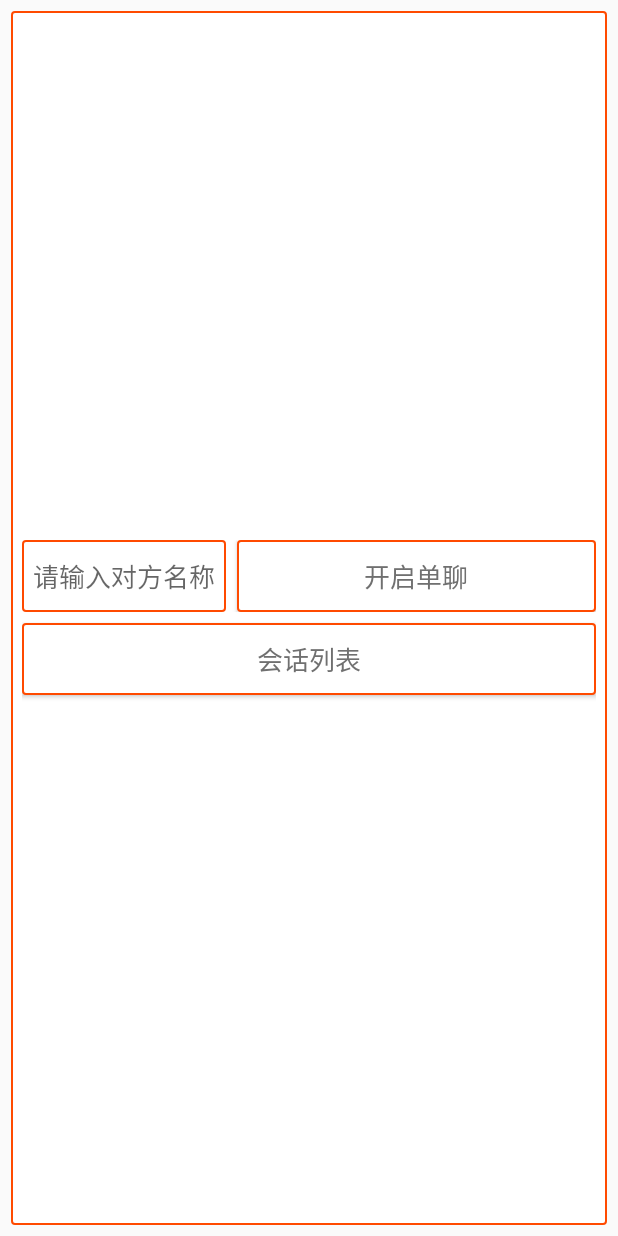
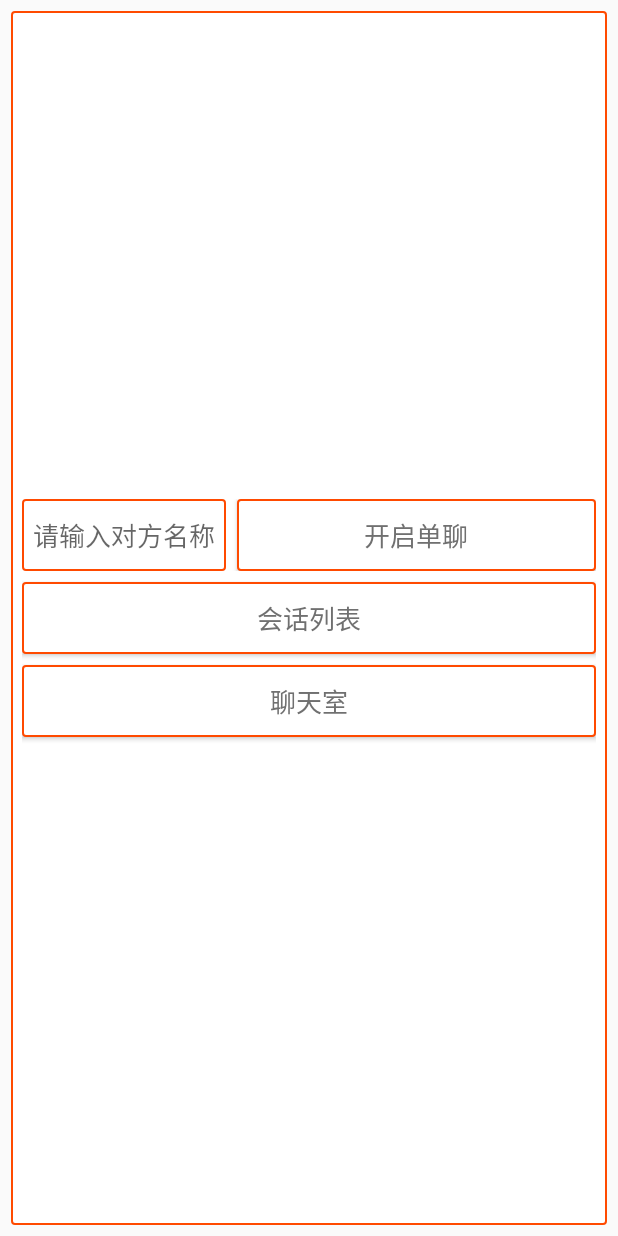
Before and after one commit to Jin-here/Chat, an Android app: the MainActivity screen opened directly, with no data from a screen before it, after a tap on "会话列表", on a phone screen of 412 x 824 dp. Run offline under Robolectric (Android 15) with nearby library versions, the phone set to English and light mode, and no system bars; libraries missing offline, so code that uses them is left out: io.rong.imkit, io.rong.imlib; pictures from the network do not load; 1 statement that could not run was skipped.

Commit message:
add chat room(base)

```diff
--- a/app/src/main/java/com/vgaw/rongyundemo/activity/LoginActivity.java
+++ b/app/src/main/java/com/vgaw/rongyundemo/activity/LoginActivity.java
@@ -183,6 +183,7 @@ public class LoginActivity extends BaseActivity implements View.OnClickListener
                     return R.string.password_incorrect;
                 }
             }else{
+
                 FlyCatProto.FlyCat response = request.requestForResult(FlyCatProto.FlyCat.newBuilder()
                         .setFlag(4)
                         .addStringV(username)
--- a/app/src/main/java/com/vgaw/rongyundemo/activity/MainActivity.java
+++ b/app/src/main/java/com/vgaw/rongyundemo/activity/MainActivity.java
@@ -11,6 +11,7 @@ import com.vgaw.rongyundemo.protopojo.FlyCatProto;
 import com.vgaw.rongyundemo.util.WarnFragmentHelper;
 
 import io.rong.imkit.RongIM;
+import io.rong.imlib.model.Conversation;
 
 /**
  * Created by caojin on 15-10-21.
@@ -29,6 +30,9 @@ public class MainActivity extends BaseActivity implements View.OnClickListener{
         btn_private.setOnClickListener(this);
         btn_conversationList.setOnClickListener(this);
 
+        Button btn_chatroom = (Button) findViewById(R.id.btn_chatroom);
+        btn_chatroom.setOnClickListener(this);
+
     }
 
     @Override
@@ -44,6 +48,17 @@ public class MainActivity extends BaseActivity implements View.OnClickListener{
                 //启动会话列表界面
                 if (RongIM.getInstance() != null)
                     RongIM.getInstance().startConversationList(this);
+                break;
+            case R.id.btn_chatroom:
+                /**
+                 * 启动聊天室聊天界面。
+                 *
+                 * @param context          应用上下文。
+                 * @param conversationType 开启会话类型。
+                 * @param targetId         聊天室 Id。
+                 * @param title            聊天的标题，如果传入空值，则默认显示会话的名称。
+                 */
+                RongIM.getInstance().startConversation(MainActivity.this, Conversation.ConversationType.CHATROOM, "9527", "标题");
                 break;
         }
     }
--- a/app/src/main/res/layout/activity_main.xml
+++ b/app/src/main/res/layout/activity_main.xml
@@ -56,4 +56,15 @@
         android:background="@drawable/content_frame"
         android:layout_marginTop="@dimen/content_padding"/>
 
+    <Button
+        android:id="@+id/btn_chatroom"
+        android:layout_width="match_parent"
+        android:layout_height="wrap_content"
+        android:text="聊天室"
+        android:textSize="@dimen/register_content_size"
+        android:textColor="@color/content_color"
+        android:padding="@dimen/content_padding"
+        android:background="@drawable/content_frame"
+        android:layout_marginTop="@dimen/content_padding"/>
+
 </LinearLayout>
```
